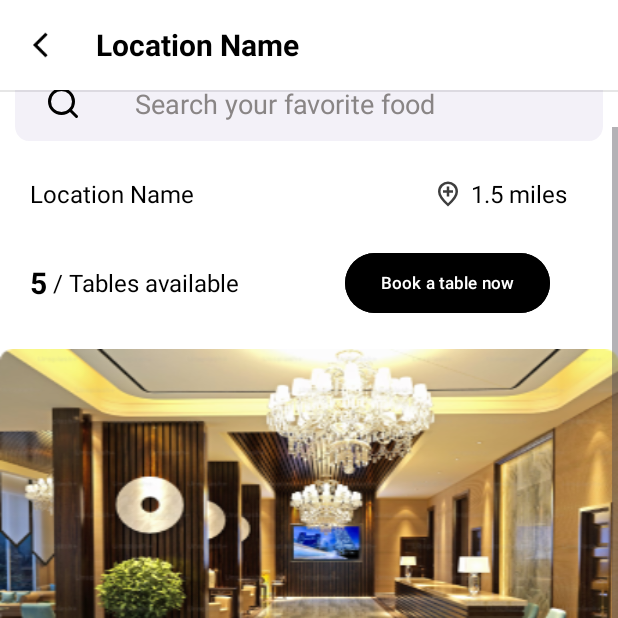
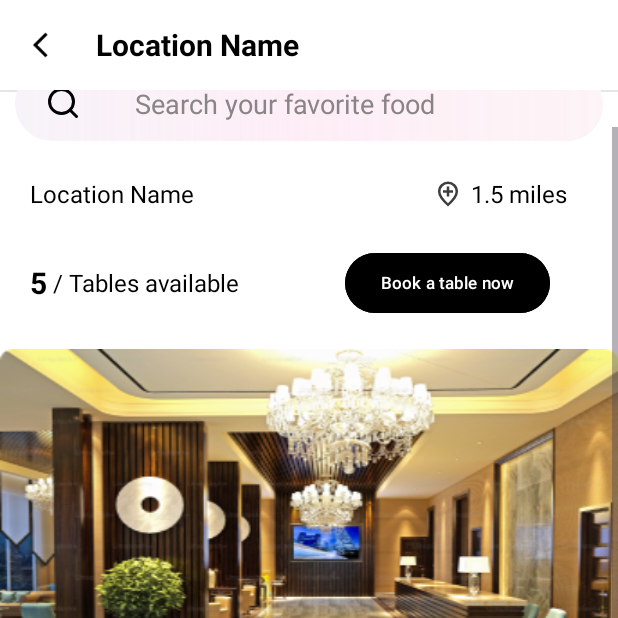
Before and after one commit to mzst-26/Don-tJustEat, an Android app: the customer_location_detail screen opened directly, with no data from a screen before it, scrolled down 26 dp, on a phone screen of 412 x 824 dp, the top half of it. Run offline under Robolectric (Android 15) with nearby library versions, the phone set to English and light mode, and no system bars.

Commit message:
Replace food search container background with pink style
Removed the old food_search_container drawable and introduced pink_back_full_radius as the new background for the search container in customer_location_detail.xml. This updates the UI to use a pink, rounded background with gloss and shadow effects.

```diff
--- a/app/src/main/res/drawable/food_search_container.xml
+++ /dev/null
@@ -1,18 +0,0 @@
-<vector
-    xmlns:android="http://schemas.android.com/apk/res/android"
-    xmlns:aapt="http://schemas.android.com/aapt"
-    android:width="343dp"
-    android:height="40dp"
-    android:viewportWidth="343"
-    android:viewportHeight="40"
-    >
-    <group>
-        <clip-path
-            android:pathData="M8 0H335C339.418 0 343 3.58172 343 8V32C343 36.4183 339.418 40 335 40H8C3.58172 40 0 36.4183 0 32V8C0 3.58172 3.58172 0 8 0Z"
-            />
-        <path
-            android:pathData="M0 0V40H343V0"
-            android:fillColor="#146750A4"
-            />
-    </group>
-</vector>
--- /dev/null
+++ b/app/src/main/res/drawable/pink_back_full_radius.xml
@@ -0,0 +1,36 @@
+<?xml version="1.0" encoding="utf-8"?>
+<layer-list xmlns:android="http://schemas.android.com/apk/res/android">
+
+    <!-- BASE BACKGROUND -->
+    <item>
+        <shape android:shape="rectangle">
+            <solid android:color="#FFF7F4F9" />
+            <corners android:radius="32dp" />
+        </shape>
+    </item>
+
+    <!-- GLOSS HIGHLIGHT -->
+    <item android:top="0dp">
+        <shape android:shape="rectangle">
+            <gradient
+                android:startColor="#FFFFFFFF"
+                android:centerColor="#FFFFF3FA"
+                android:endColor="#00FFFFFF"
+                android:angle="180" />
+            <corners android:radius="32dp" />
+        </shape>
+    </item>
+
+    <!-- 3D PINK SHADOW -->
+    <item android:top="2dp">
+        <shape android:shape="rectangle">
+            <gradient
+                android:startColor="#33F4C9D9"
+                android:centerColor="#20F4C9D9"
+                android:endColor="#00000000"
+                android:angle="180" />
+            <corners android:radius="32dp" />
+        </shape>
+    </item>
+
+</layer-list>
--- a/app/src/main/res/layout/customer_location_detail.xml
+++ b/app/src/main/res/layout/customer_location_detail.xml
@@ -83,7 +83,7 @@
             android:layout_width="match_parent"
             android:layout_margin="10dp"
             android:layout_height="50dp"
-            android:background="@drawable/food_search_container"
+            android:background="@drawable/pink_back_full_radius"
             app:layout_constraintTop_toBottomOf="@+id/divider"
             app:layout_constraintStart_toStartOf="parent"
             app:layout_constraintEnd_toEndOf="parent"
```
